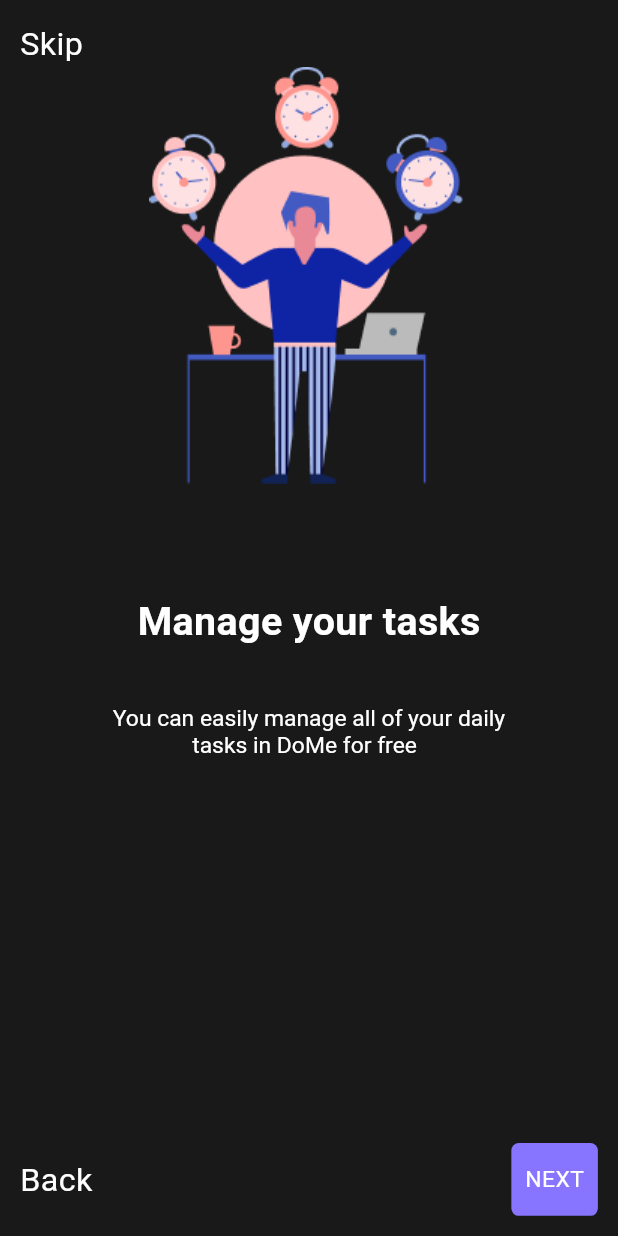
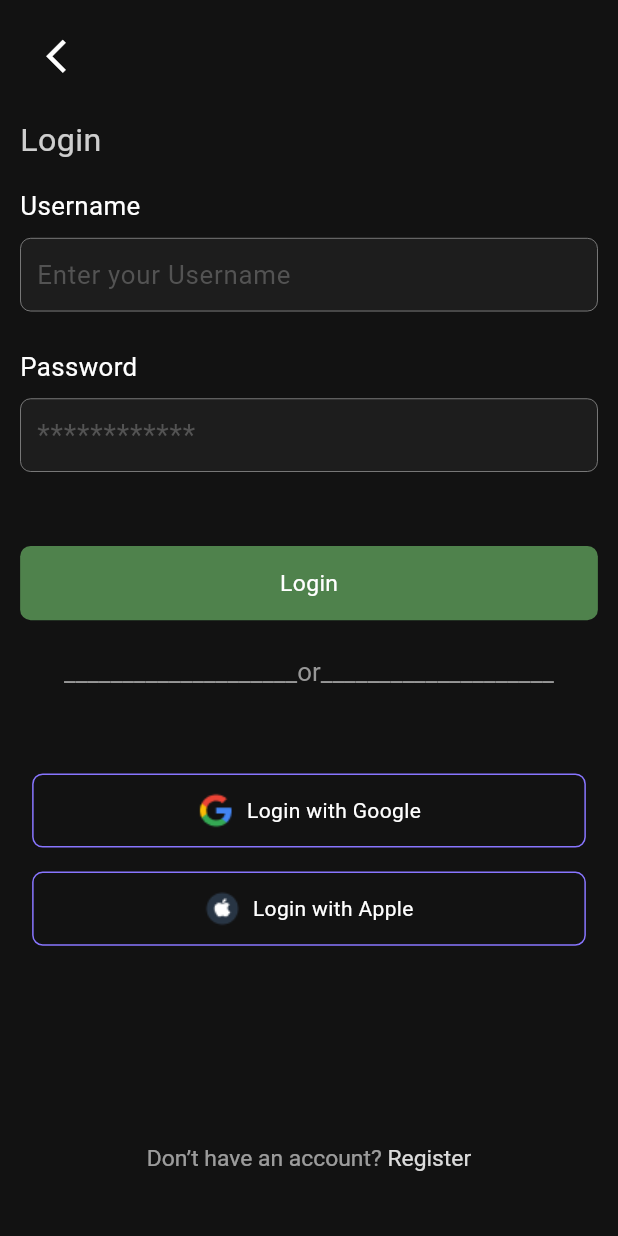
Before and after one commit to abubakr1808/registratsiya_javlon_aka, a Flutter app: the screen it shows after launch, on a phone screen of 412 x 824 dp. Run offline on Flutter 3.47's test engine with Material 3 defaults, Android fonts, the phone set to English and light mode, and no system bars; our stand-ins replace responsive_sizer.

Commit message:
birinchi login tugadi

```diff
--- a/lib/src/presentation/app/app.dart
+++ b/lib/src/presentation/app/app.dart
@@ -1,5 +1,7 @@
 import 'package:flutter/material.dart';
-import 'package:registratsiya_javlon_aka/src/presentation/login_register/view/splash_screen_view.dart';
+// import 'package:registratsiya_javlon_aka/src/presentation/intro/view/splash_screen_view.dart';
+import 'package:registratsiya_javlon_aka/src/presentation/login_register/view/login_register.dart';
+// import 'package:registratsiya_javlon_aka/src/presentation/login_register/view/splash_screen_view.dart';
 // import 'package:registratsiya_javlon_aka/src/presentation/login_register/view/ondoading.dart';
 // import 'package:registratsiya_javlon_aka/src/presentation/login_register/view/start_screen.dart';
 import 'package:responsive_sizer/responsive_sizer.dart';
@@ -13,7 +15,8 @@ class App extends StatelessWidget {
     return ResponsiveSizer(
       builder: (p0, p1, p2) => MaterialApp(
         debugShowCheckedModeBanner: false,
-        home: SplashScreenView(),
+        // home: SplashScreenView(),
+        home: LoginRegister(),
         // home: Ondoading(),
         // home: StartScreen(),
       ),
--- a/lib/src/presentation/login_register/view/ondoading.dart
+++ b/lib/src/presentation/intro/view/ondoading.dart
@@ -1,7 +1,8 @@
 import 'package:flutter/material.dart';
 import 'package:registratsiya_javlon_aka/src/companents/button_lleft_text_back.dart';
 import 'package:registratsiya_javlon_aka/src/companents/button_text_next.dart';
-import 'package:registratsiya_javlon_aka/src/presentation/login_register/view/ondoading_ikki.dart';
+import 'package:registratsiya_javlon_aka/src/presentation/intro/view/ondoading_ikki.dart';
+// import 'package:registratsiya_javlon_aka/src/presentation/login_register/view/ondoading_ikki.dart';
 import 'package:responsive_sizer/responsive_sizer.dart';
 
 class Ondoading extends StatelessWidget {
@@ -17,7 +18,6 @@ class Ondoading extends StatelessWidget {
           vertical: 15.sp,
         ),
         child: Column(
-          // mainAxisAlignment: MainAxisAlignment.ends,
           children: [
             Align(
               alignment: Alignment.centerLeft,
--- a/lib/src/presentation/login_register/view/ondoading_uch.dart
+++ b/lib/src/presentation/intro/view/ondoading_ikki.dart
@@ -1,11 +1,12 @@
 import 'package:flutter/material.dart';
 import 'package:registratsiya_javlon_aka/src/companents/button_lleft_text_back.dart';
 import 'package:registratsiya_javlon_aka/src/companents/button_text_next.dart';
-import 'package:registratsiya_javlon_aka/src/presentation/login_register/view/start_screen.dart';
+import 'package:registratsiya_javlon_aka/src/presentation/intro/view/ondoading_uch.dart';
+// import 'package:registratsiya_javlon_aka/src/presentation/login_register/view/ondoading_uch.dart';
 import 'package:responsive_sizer/responsive_sizer.dart';
 
-class OndoadingUch extends StatelessWidget {
-  const OndoadingUch({super.key});
+class OndoadingIkki extends StatelessWidget {
+  const OndoadingIkki({super.key});
 
   @override
   Widget build(BuildContext context) {
@@ -29,11 +30,11 @@ class OndoadingUch extends StatelessWidget {
               ),
             ),
             Image.asset(
-              "assets/images/Frame 161.png",
+              "assets/images/Frame 162.png",
             ),
             Spacer(flex: 2),
             Text(
-              "Orgonaize your tasks",
+              "Create daily routine",
               style: TextStyle(
                 color: Color(0xffFFFFFF),
                 fontSize: 21.sp,
@@ -45,14 +46,14 @@ class OndoadingUch extends StatelessWidget {
               text: TextSpan(
                 children: [
                   TextSpan(
-                    text: "        You can organize your daily tasks by \n",
+                    text: "        In Uptodo  you can create your\n",
                     style: TextStyle(
                       color: Color(0xffFFFFFF),
                       fontSize: 16.sp,
                     ),
                   ),
                   TextSpan(
-                    text: "adding your tasks into separate categories",
+                    text: "personalized routine to stay productive",
                     style: TextStyle(
                       color: Color(0xffFFFFFF),
                       fontSize: 16.sp,
@@ -78,7 +79,7 @@ class OndoadingUch extends StatelessWidget {
                     Navigator.push(
                       context,
                       MaterialPageRoute(
-                        builder: (context) => StartScreen(),
+                        builder: (context) => OndoadingUch(),
                       ),
                     );
                   },
--- a/lib/src/presentation/login_register/view/ondoading_ikki.dart
+++ b/lib/src/presentation/intro/view/ondoading_uch.dart
@@ -1,11 +1,12 @@
 import 'package:flutter/material.dart';
 import 'package:registratsiya_javlon_aka/src/companents/button_lleft_text_back.dart';
 import 'package:registratsiya_javlon_aka/src/companents/button_text_next.dart';
-import 'package:registratsiya_javlon_aka/src/presentation/login_register/view/ondoading_uch.dart';
+import 'package:registratsiya_javlon_aka/src/presentation/intro/view/start_screen.dart';
+// import 'package:registratsiya_javlon_aka/src/presentation/login_register/view/start_screen.dart';
 import 'package:responsive_sizer/responsive_sizer.dart';
 
-class OndoadingIkki extends StatelessWidget {
-  const OndoadingIkki({super.key});
+class OndoadingUch extends StatelessWidget {
+  const OndoadingUch({super.key});
 
   @override
   Widget build(BuildContext context) {
@@ -29,11 +30,11 @@ class OndoadingIkki extends StatelessWidget {
               ),
             ),
             Image.asset(
-              "assets/images/Frame 162.png",
+              "assets/images/Frame 161.png",
             ),
             Spacer(flex: 2),
             Text(
-              "Create daily routine",
+              "Orgonaize your tasks",
               style: TextStyle(
                 color: Color(0xffFFFFFF),
                 fontSize: 21.sp,
@@ -45,14 +46,14 @@ class OndoadingIkki extends StatelessWidget {
               text: TextSpan(
                 children: [
                   TextSpan(
-                    text: "        In Uptodo  you can create your\n",
+                    text: "        You can organize your daily tasks by \n",
                     style: TextStyle(
                       color: Color(0xffFFFFFF),
                       fontSize: 16.sp,
                     ),
                   ),
                   TextSpan(
-                    text: "personalized routine to stay productive",
+                    text: "adding your tasks into separate categories",
                     style: TextStyle(
                       color: Color(0xffFFFFFF),
                       fontSize: 16.sp,
@@ -78,7 +79,7 @@ class OndoadingIkki extends StatelessWidget {
                     Navigator.push(
                       context,
                       MaterialPageRoute(
-                        builder: (context) => OndoadingUch(),
+                        builder: (context) => StartScreen(),
                       ),
                     );
                   },
--- a/lib/src/presentation/login_register/view/splash_screen_view.dart
+++ b/lib/src/presentation/intro/view/splash_screen_view.dart
@@ -1,5 +1,6 @@
 import 'package:flutter/material.dart';
-import 'package:registratsiya_javlon_aka/src/presentation/login_register/view/ondoading.dart';
+import 'package:registratsiya_javlon_aka/src/presentation/intro/view/ondoading.dart';
+// import 'package:registratsiya_javlon_aka/src/presentation/login_register/view/ondoading.dart';
 
 class SplashScreenView extends StatelessWidget {
   const SplashScreenView({super.key});
--- a/lib/src/presentation/login_register/view/start_screen.dart
+++ b/lib/src/presentation/intro/view/start_screen.dart
@@ -1,4 +1,5 @@
 import 'package:flutter/material.dart';
+import 'package:registratsiya_javlon_aka/src/presentation/login_register/view/login_register.dart';
 import 'package:responsive_sizer/responsive_sizer.dart';
 
 class StartScreen extends StatelessWidget {
@@ -56,7 +57,16 @@ class StartScreen extends StatelessWidget {
               child: ListView.builder(
                 itemCount: 2,
                 itemBuilder: (context, index) {
-                  return Container(
+                  return GestureDetector(
+                    onTap: () {
+                      Navigator.push(
+                        context,
+                        MaterialPageRoute(
+                          builder: (context) => LoginRegister(),
+                        ),
+                      );
+                    },
+                    child: Container(
                       margin: EdgeInsets.all(9),
                       width: 90.w,
                       height: 6.5.h,
@@ -74,6 +84,7 @@ class StartScreen extends StatelessWidget {
                           style: TextStyle(
                             fontSize: 16.sp,
                             color: Color(0xffFFFFFF),
+                          ),
                         ),
                       ),
                     ),
--- /dev/null
+++ b/lib/src/presentation/login_register/ui/ui.dart
@@ -0,0 +1,10 @@
+
+
+List<String> imagesimages = [
+  "assets/images/google.png",
+  "assets/images/apple.png",
+];
+List<String> texttext = [
+  "Login with Google",
+  "Login with Apple",
+];
--- /dev/null
+++ b/lib/src/presentation/login_register/view/finger_scanner.dart
@@ -0,0 +1,10 @@
+import 'package:flutter/material.dart';
+
+class FingerScanner extends StatelessWidget {
+  const FingerScanner({super.key});
+
+  @override
+  Widget build(BuildContext context) {
+    return Scaffold();
+  }
+}
--- /dev/null
+++ b/lib/src/presentation/login_register/view/login_register.dart
@@ -0,0 +1,234 @@
+import 'package:flutter/material.dart';
+import 'package:registratsiya_javlon_aka/src/presentation/login_register/view/finger_scanner.dart';
+import 'package:registratsiya_javlon_aka/src/presentation/login_register/widget/Listview_builder_container.dart';
+import 'package:responsive_sizer/responsive_sizer.dart';
+
+class LoginRegister extends StatefulWidget {
+  const LoginRegister({super.key});
+
+  @override
+  _LoginRegisterState createState() => _LoginRegisterState();
+}
+
+class _LoginRegisterState extends State<LoginRegister> {
+  // TextEditingController for username and password fields
+  TextEditingController usernameController = TextEditingController();
+  TextEditingController passwordController = TextEditingController();
+
+  // Variables to store colors
+  Color containerColor = Color(0xff8687e780); // Old color (with opacity)
+
+  // Function to check if fields are filled
+  void checkFields() {
+    setState(() {
+      if (usernameController.text.isNotEmpty &&
+          passwordController.text.isNotEmpty) {
+        containerColor = Color(0xff8687E7); // New color without opacity
+      } else {
+        containerColor = Color(0xff8687e780); // Keep old color with opacity
+      }
+    });
+  }
+
+  @override
+  void dispose() {
+    usernameController.dispose();
+    passwordController.dispose();
+    super.dispose();
+  }
+
+  @override
+  Widget build(BuildContext context) {
+    return Scaffold(
+      backgroundColor: Color(0xff121212),
+      body: Padding(
+        padding: EdgeInsets.symmetric(
+          horizontal: 15.sp,
+          vertical: 15.sp,
+        ),
+        child: SingleChildScrollView(
+          child: Column(
+            crossAxisAlignment: CrossAxisAlignment.start,
+            children: [
+              IconButton(
+                onPressed: () {},
+                icon: Icon(
+                  Icons.arrow_back_ios_new,
+                  color: Color(0xffFFFFFF),
+                  size: 21.sp,
+                ),
+              ),
+              SizedBox(height: 2.h),
+              Text(
+                "Login",
+                style: TextStyle(
+                  color: Color.fromARGB(202, 255, 255, 255),
+                  fontSize: 19.sp,
+                ),
+              ),
+              SizedBox(height: 2.h),
+              Text(
+                "Username",
+                style: TextStyle(
+                  color: Color(0xffFFFFFF),
+                  fontSize: 17.sp,
+                ),
+              ),
+              SizedBox(height: 1.h),
+              Container(
+                decoration: BoxDecoration(
+                  color: Color(0xff1D1D1D),
+                  borderRadius: BorderRadius.circular(7),
+                  border: Border.all(
+                    color: Color(0xff979797),
+                    width: 0.5,
+                  ),
+                ),
+                child: Row(
+                  children: [
+                    SizedBox(width: 1.3.h),
+                    Expanded(
+                      child: TextField(
+                        controller: usernameController,
+                        style: TextStyle(
+                          color: Color(0xffFFFFFF),
+                        ),
+                        onChanged: (_) => checkFields(),
+                        decoration: InputDecoration(
+                          border: InputBorder.none,
+                          hintText: "Enter your Username",
+                          hintStyle: TextStyle(
+                            color: Color(0xff535353),
+                            fontSize: 17.sp,
+                          ),
+                        ),
+                      ),
+                    ),
+                  ],
+                ),
+              ),
+              SizedBox(height: 3.h),
+              Text(
+                "Password",
+                style: TextStyle(
+                  color: Color(0xffFFFFFF),
+                  fontSize: 17.sp,
+                ),
+              ),
+              SizedBox(height: 1.h),
+              Container(
+                decoration: BoxDecoration(
+                  color: Color(0xff1D1D1D),
+                  borderRadius: BorderRadius.circular(7),
+                  border: Border.all(
+                    color: Color(0xff979797),
+                    width: 0.5,
+                  ),
+                ),
+                child: Row(
+                  children: [
+                    SizedBox(width: 1.3.h),
+                    Expanded(
+                      child: TextField(
+                        controller: passwordController,
+                        style: TextStyle(
+                          // color: Color(0xff),
+                          color: Color(0xffFFFFFF),
+                        ),
+                        onChanged: (_) => checkFields(),
+                        decoration: InputDecoration(
+                          border: InputBorder.none,
+                          hintText: "************",
+                          hintStyle: TextStyle(
+                            color: Color(0xff535353),
+                            fontSize: 18.sp,
+                          ),
+                        ),
+                      ),
+                    ),
+                  ],
+                ),
+              ),
+              SizedBox(height: 6.h),
+              GestureDetector(
+                onTap: () {
+                  if (usernameController.text.isNotEmpty &&
+                      passwordController.text.isNotEmpty) {
+                    Navigator.push(
+                      context,
+                      MaterialPageRoute(
+                        builder: (context) => FingerScanner(),
+                      ),
+                    );
+                  } else {
+                    // Agar matn kiritilmagan bo'lsa, hech narsa qilmaslik
+                    ScaffoldMessenger.of(context).showSnackBar(
+                      SnackBar(content: Text('tuldirin textfieldni')),
+                    );
+                  }
+                },
+                child: Container(
+                  width: 100.w,
+                  height: 6.h,
+                  decoration: BoxDecoration(
+                    color: containerColor, // Color changes based on field input
+                    borderRadius: BorderRadius.circular(7),
+                  ),
+                  child: Center(
+                    child: Text(
+                      "Login",
+                      style: TextStyle(
+                        color: Color(0xffFFFFFF),
+                        fontSize: 16.sp,
+                      ),
+                    ),
+                  ),
+                ),
+              ),
+              SizedBox(height: 3.h),
+              Center(
+                child: RichText(
+                  text: TextSpan(
+                    style: TextStyle(
+                      color: Color(0xff979797),
+                      fontSize: 17.sp,
+                    ),
+                    children: [
+                      TextSpan(text: "____________________"),
+                      TextSpan(text: "or"),
+                      TextSpan(text: "____________________"),
+                    ],
+                  ),
+                ),
+              ),
+              SizedBox(height: 6.h),
+              ListviewBuilderContainer(),
+              SizedBox(height: 8.h),
+              Center(
+                child: RichText(
+                  text: TextSpan(
+                    style: TextStyle(
+                      color: Color.fromARGB(217, 255, 255, 255),
+                      fontSize: 16.sp,
+                    ),
+                    children: [
+                      TextSpan(
+                        text: "Don’t have an account? ",
+                        style: TextStyle(
+                          color: Color.fromARGB(149, 255, 255, 255),
+                        ),
+                      ),
+                      TextSpan(
+                        text: "Register",
+                      ),
+                    ],
+                  ),
+                ),
+              ),
+            ],
+          ),
+        ),
+      ),
+    );
+  }
+}
--- /dev/null
+++ b/lib/src/presentation/login_register/widget/Listview_builder_container.dart
@@ -0,0 +1,48 @@
+// ignore: file_names
+import 'package:flutter/material.dart';
+import 'package:registratsiya_javlon_aka/src/presentation/login_register/ui/ui.dart';
+import 'package:responsive_sizer/responsive_sizer.dart';
+
+class ListviewBuilderContainer extends StatelessWidget {
+  const ListviewBuilderContainer({super.key});
+
+  @override
+  Widget build(BuildContext context) {
+    return SizedBox(
+      width: double.infinity,
+      height: 23.h,
+      child: ListView.builder(
+        itemCount: 2,
+        itemBuilder: (context, index) {
+          return Container(
+            margin: EdgeInsets.all(8),
+            height: 6.h,
+            width: 90.w,
+            decoration: BoxDecoration(
+              borderRadius: BorderRadius.circular(7),
+              color: Color(0xff121212),
+              border: Border.all(
+                color: Color(0xff8875FF),
+              ),
+            ),
+            child: Row(
+              mainAxisAlignment: MainAxisAlignment.center,
+              children: [
+                Image.asset(
+                  imagesimages[index],
+                ),
+                SizedBox(width: 1.h),
+                Text(
+                  texttext[index],
+                  style: TextStyle(
+                    color: Color(0xffFFFFFF),
+                  ),
+                ),
+              ],
+            ),
+          );
+        },
+      ),
+    );
+  }
+}
--- a/pubspec.yaml
+++ b/pubspec.yaml
@@ -35,6 +35,7 @@ dependencies:
   # Use with the CupertinoIcons class for iOS style icons.
   cupertino_icons: ^1.0.8
   responsive_sizer: ^3.3.1
+  http: ^1.2.2
 
 dev_dependencies:
   flutter_test:
```
Also changed, not shown: assets/images/apple.png (added), assets/images/google.png (added), pubspec.lock. Lines whose indentation alone changed are shown as unchanged.
